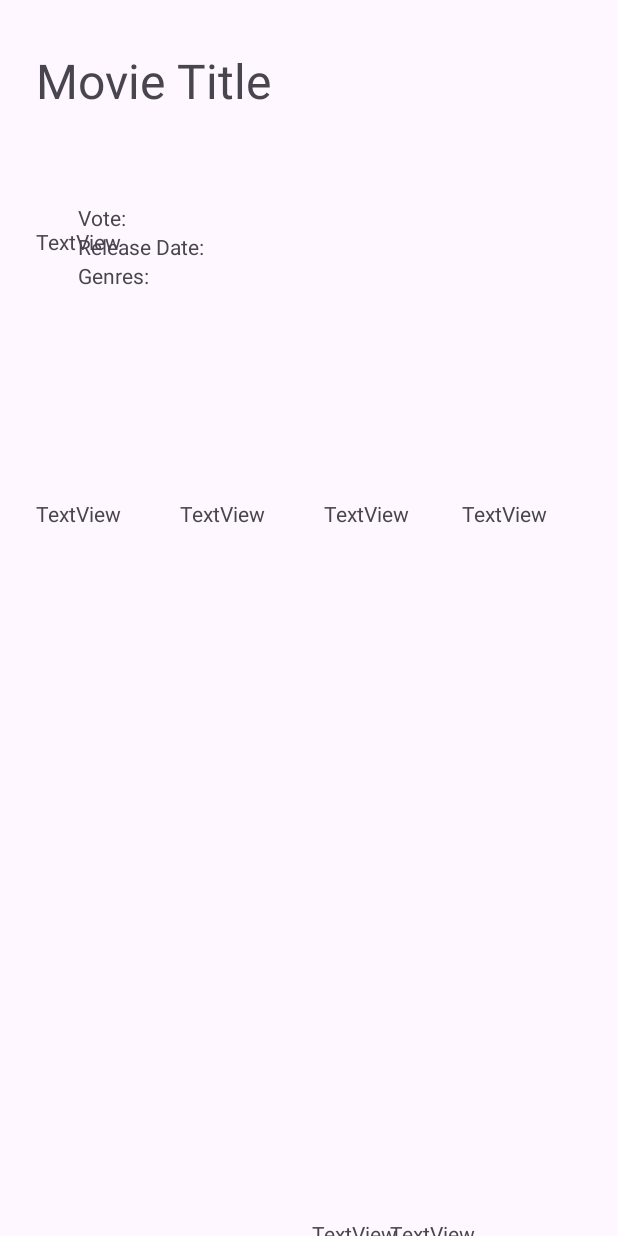
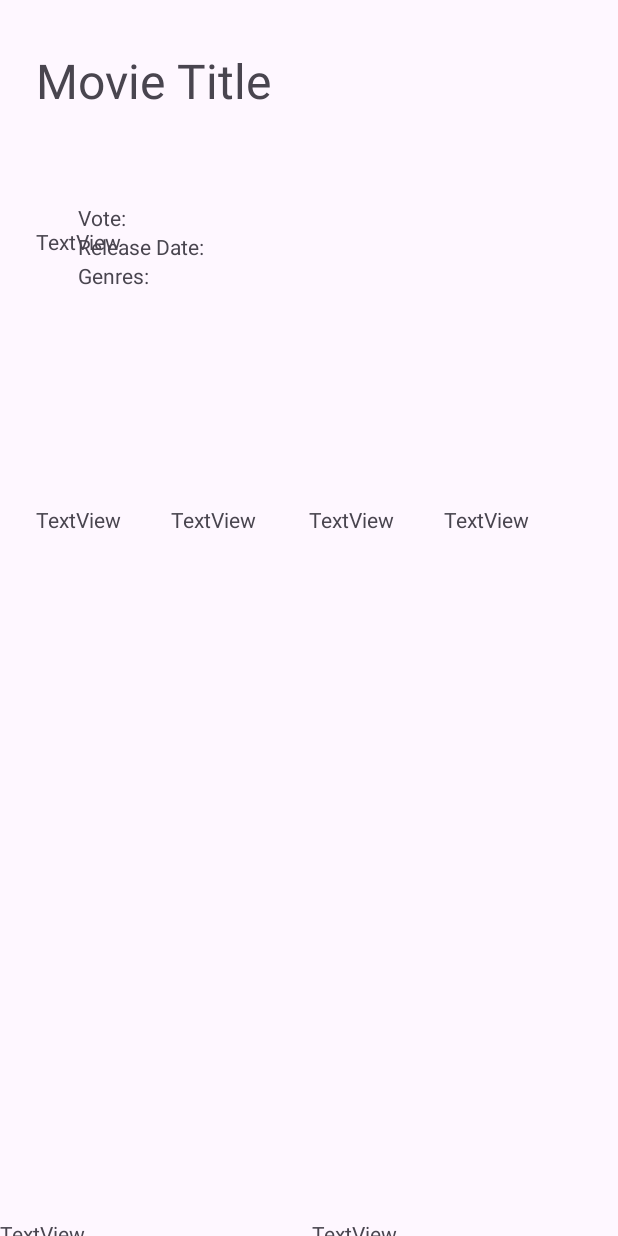
Before and after one commit to spunsosig/cinema-app, an Android app: the MovieDetailsActivity screen opened directly, with no data from a screen before it, on a phone screen of 412 x 824 dp. Run offline under Robolectric (Android 15) with nearby library versions, the phone set to English and light mode, and no system bars; our stand-ins replace Picasso; pictures from the network do not load; Roboto replaces fonts that are not available here.

Commit message:
movieDetailsActivity mostly finished

```diff
--- a/app/src/main/res/layout/fragment_movie_details.xml
+++ b/app/src/main/res/layout/fragment_movie_details.xml
@@ -99,28 +99,28 @@
         app:layout_constraintTop_toBottomOf="@+id/textDescription">
 
         <ImageView
-            android:id="@+id/imageView3"
+            android:id="@+id/actorImage1"
             android:layout_width="wrap_content"
             android:layout_height="wrap_content"
             android:layout_weight="1"
             tools:srcCompat="@tools:sample/avatars" />
 
         <ImageView
-            android:id="@+id/imageView5"
+            android:id="@+id/actorImage2"
             android:layout_width="wrap_content"
             android:layout_height="wrap_content"
             android:layout_weight="1"
             tools:srcCompat="@tools:sample/avatars" />
 
         <ImageView
-            android:id="@+id/imageView6"
+            android:id="@+id/actorImage3"
             android:layout_width="wrap_content"
             android:layout_height="wrap_content"
             android:layout_weight="1"
             tools:srcCompat="@tools:sample/avatars" />
 
         <ImageView
-            android:id="@+id/imageView4"
+            android:id="@+id/actorImage4"
             android:layout_width="wrap_content"
             android:layout_height="wrap_content"
             android:layout_weight="1"
@@ -128,43 +128,43 @@
     </LinearLayout>
 
     <TextView
-        android:id="@+id/textView7"
-        android:layout_width="wrap_content"
-        android:layout_height="wrap_content"
+        android:id="@+id/actorName1"
+        android:layout_width="82dp"
+        android:layout_height="48dp"
         android:layout_marginStart="24dp"
-        android:layout_marginTop="8dp"
+        android:layout_marginTop="12dp"
         android:text="TextView"
         app:layout_constraintStart_toStartOf="parent"
         app:layout_constraintTop_toBottomOf="@+id/linearLayout3" />
 
     <TextView
-        android:id="@+id/textView10"
-        android:layout_width="wrap_content"
-        android:layout_height="wrap_content"
-        android:layout_marginStart="96dp"
-        android:layout_marginTop="8dp"
+        android:id="@+id/actorName2"
+        android:layout_width="84dp"
+        android:layout_height="46dp"
+        android:layout_marginStart="8dp"
+        android:layout_marginTop="12dp"
         android:text="TextView"
-        app:layout_constraintStart_toStartOf="@+id/textView7"
+        app:layout_constraintStart_toEndOf="@+id/actorName1"
         app:layout_constraintTop_toBottomOf="@+id/linearLayout3" />
 
     <TextView
-        android:id="@+id/textView12"
-        android:layout_width="wrap_content"
-        android:layout_height="wrap_content"
-        android:layout_marginStart="96dp"
-        android:layout_marginTop="8dp"
+        android:id="@+id/actorName3"
+        android:layout_width="86dp"
+        android:layout_height="45dp"
+        android:layout_marginStart="8dp"
+        android:layout_marginTop="12dp"
         android:text="TextView"
-        app:layout_constraintStart_toStartOf="@+id/textView10"
+        app:layout_constraintStart_toEndOf="@+id/actorName2"
         app:layout_constraintTop_toBottomOf="@+id/linearLayout3" />
 
     <TextView
-        android:id="@+id/textView14"
-        android:layout_width="wrap_content"
-        android:layout_height="wrap_content"
-        android:layout_marginStart="188dp"
-        android:layout_marginTop="8dp"
+        android:id="@+id/actorName4"
+        android:layout_width="87dp"
+        android:layout_height="43dp"
+        android:layout_marginStart="4dp"
+        android:layout_marginTop="12dp"
         android:text="TextView"
-        app:layout_constraintStart_toStartOf="@+id/textView10"
+        app:layout_constraintStart_toEndOf="@+id/actorName3"
         app:layout_constraintTop_toBottomOf="@+id/linearLayout3" />
 
 
```
Also changed, not shown: app/src/main/java/com/example/cinemaapp2/MovieDetailsActivity.java (+69 -31 lines).
